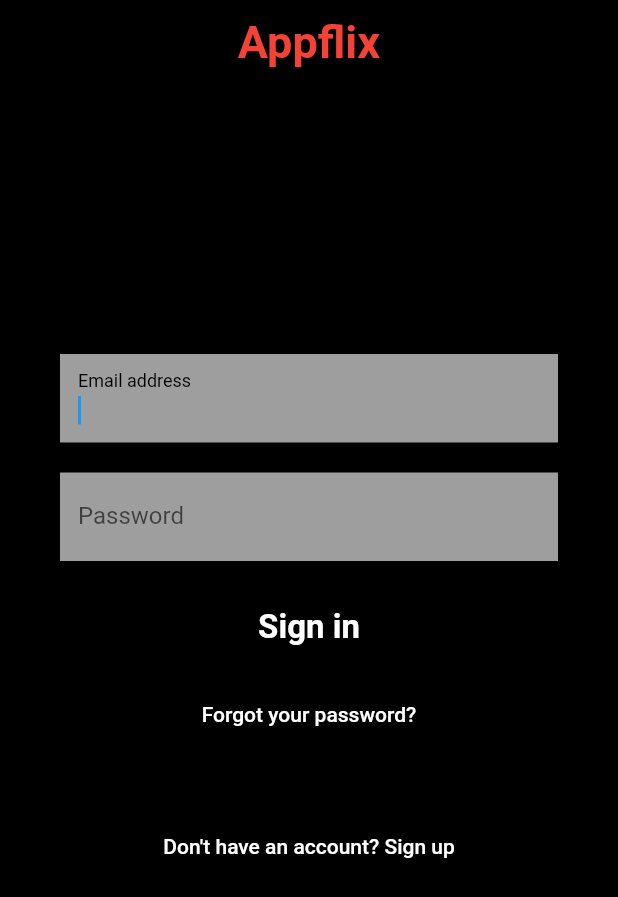
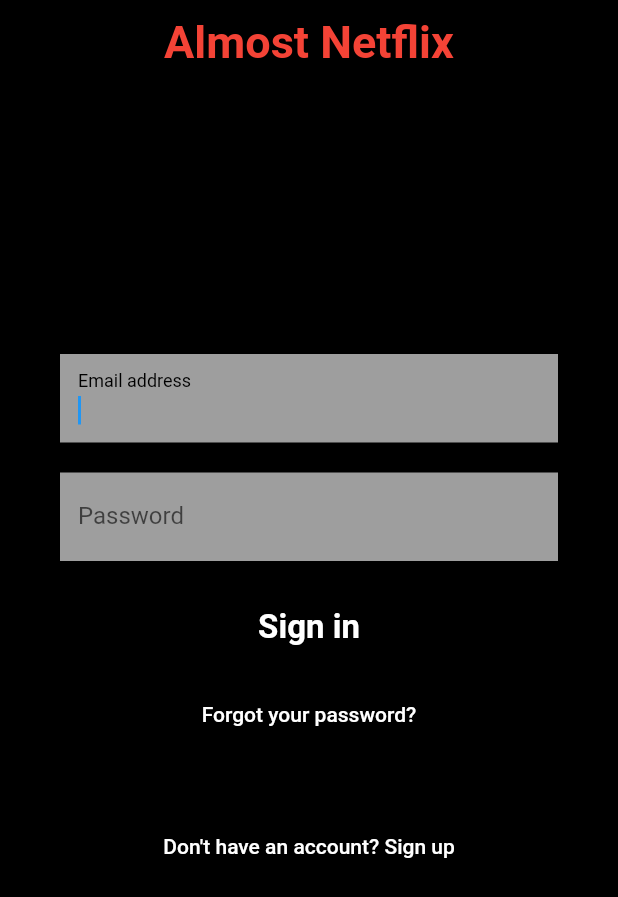
Before and after one commit to appwrite/demo-almost-netflix-for-flutter, a Flutter app: the screen it shows after launch, on a phone screen of 412 x 824 dp. Shown: the top 897 px of the screen. Run offline on Flutter 3.47's test engine with Material 2 defaults, Android fonts, the phone set to English and light mode, and no system bars; our stand-ins replace adaptive_dialog, appwrite, shared_preferences.

Commit message:
Changes title name

```diff
--- a/lib/screens/onboarding.dart
+++ b/lib/screens/onboarding.dart
@@ -263,7 +263,7 @@ class _OnboardingScreenState extends State<OnboardingScreen> {
           elevation: 0.0,
           centerTitle: true,
           title: const Text(
-            'Appflix',
+            'Almost Netflix',
             style: TextStyle(
               fontSize: 30.0,
               fontWeight: FontWeight.bold,
```
